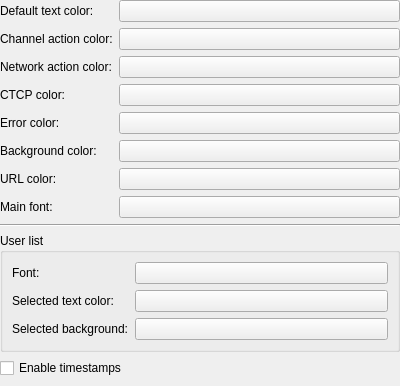
Above: src/core/gui/configuration/irc/cfgircappearance.ui from Destroyerrrocket/doomseeker-unofficial before the change. Below: the same form after it.
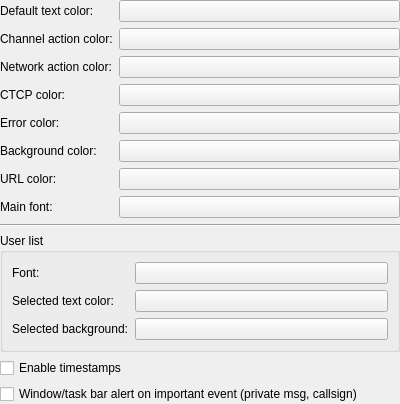
That is the form after the change. Custom widgets are drawn as their Qt base class.

Commit message: - Raise windowing system / task bar alert when important IRC event occurs (priv. msg, callsign). Configurable.

Diff of the .ui file:
```diff
--- a/src/core/gui/configuration/irc/cfgircappearance.ui
+++ b/src/core/gui/configuration/irc/cfgircappearance.ui
@@ -196,6 +196,13 @@
      </property>
     </widget>
    </item>
+   <item>
+    <widget class="QCheckBox" name="cbWindowAlertOnImportantEvent">
+     <property name="text">
+      <string>Window/task bar alert on important event (private msg, callsign)</string>
+     </property>
+    </widget>
+   </item>
    <item>
     <spacer name="verticalSpacer">
      <property name="orientation">
```
The commit also changes 5 other files.
